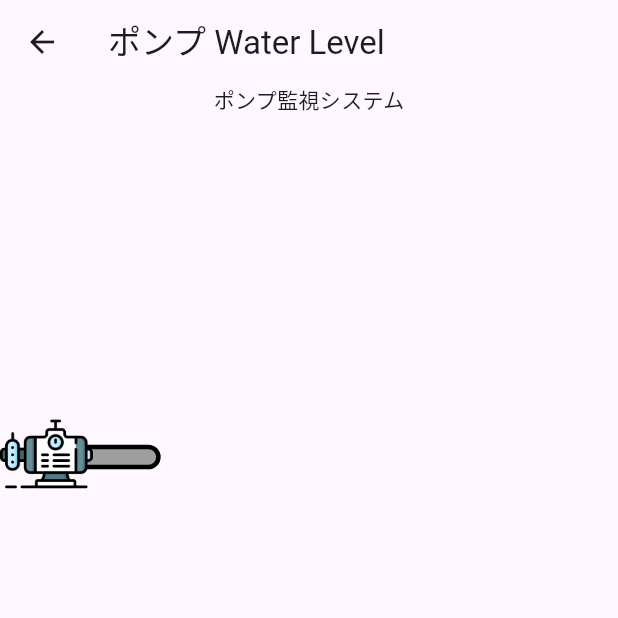
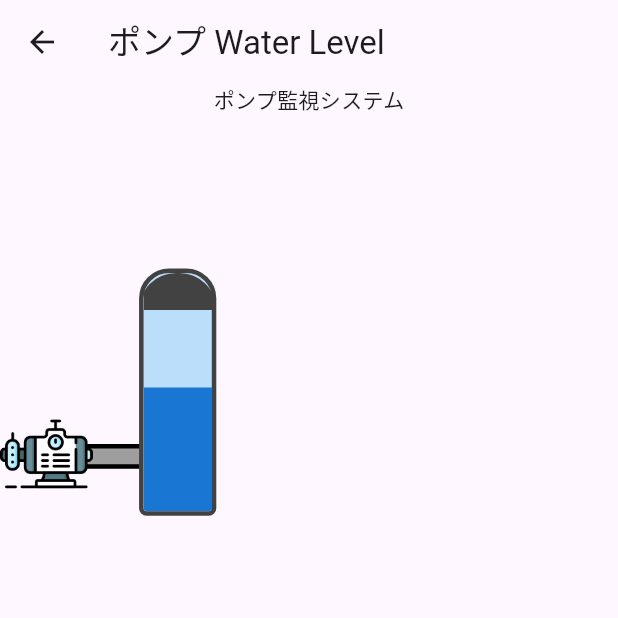
Before and after one commit to Shuusan/kd, a Flutter app: the FactoryAutomationPage screen opened by its route, on a phone screen of 412 x 824 dp, the top half of it. Run offline on Flutter 3.47's test engine with Material 3 defaults, Android fonts, the light colour scheme and no system bars; our stand-ins replace get.

Commit message:
last update

```diff
--- a/lib/pages/factory_automation_page.dart
+++ b/lib/pages/factory_automation_page.dart
@@ -1,9 +1,10 @@
 import 'package:flutter/material.dart';
-import 'package:font_awesome_flutter/font_awesome_flutter.dart';
 import 'package:get/get.dart';
 import 'package:kd/pages_components/factory_automation_page/water_pipe_horizontal.dart';
 import 'package:kd/pages_controllers/factory_automation_page_controller.dart';
 import 'package:kd/settings/assets_file.dart';
+
+import '../pages_components/factory_automation_page/pomp.dart';
 
 class FactoryAutomationPage extends StatelessWidget {
   const FactoryAutomationPage({super.key});
@@ -23,55 +24,85 @@ class FactoryAutomationPage extends StatelessWidget {
           const Center(
             child: Text("ポンプ監視システム"),
           ),
-          SizedBox(
+          LayoutBuilder(
+            builder: (context, constraints) => SizedBox(
               width: Get.width,
               height: Get.height * 0.35,
-            child: Stack(
+              child: Obx(
+                () => Stack(
                   children: [
                     // Pipe 1
                     Positioned(
-                    bottom: Get.height * .0625,
-                    left: Get.width * .11,
-                    child: const WaterPipeHorizontal()),
+                        bottom: Get.height * .063,
+                        left: Get.width * .095,
+                        child: WaterPipeHorizontal(
+                            height: Get.height, width: Get.width)),
 
                     // Pomp
                     Positioned(
                       bottom: 0,
                       left: 0,
-                  child: Obx(
-                    () => MouseRegion(
-                      onEnter: (event) => controller.isHovered = true,
-                      onExit: (event) => controller.isHovered = false,
-                      child: GestureDetector(
-                        onTap: () {
-                          // Change pump condition
-                          controller.togglePump();
-                        },
-                        child: AnimatedScale(
-                          scale: controller.isHovered
-                              ? 1.3
-                              : 1.0, // Scale animation on hover
-                          duration: const Duration(milliseconds: 200),
-                          child: Tooltip(
-                            message: controller.isPumpOn
-                                ? "ポンプ状態: ON\n(クリックしてOFFにする)"
-                                : "ポンプ状態: OFF\n(クリックしてONにする)",
-                            preferBelow: true,
-                            verticalOffset: Get.height * .075,
-                            child: Image.asset(
-                              controller.isPumpOn
-                                  ? pngPompActive
-                                  : pngPompNotActive,
-                              height: Get.height * .15,
-                              width: Get.width * .15,
+                      child: Pomp(controller: controller),
+                    ),
+
+                    // Tank
+                    Positioned(
+                      top: Get.height * 0.125,
+                      left: Get.width * 0.225,
+                      child: Container(
+                        width: Get.width * 0.125, // Tank width
+                        height: Get.height * 0.2, // Tank height
+                        decoration: BoxDecoration(
+                          color: Colors.blue.shade100, // Water color
+                          borderRadius: const BorderRadius.vertical(
+                            top: Radius.circular(20),
+                            bottom: Radius.circular(5),
+                          ),
+                          border: Border.all(
+                            color: Colors.grey.shade800,
+                            width: 3,
+                          ),
+                        ),
+                        child: Stack(
+                          alignment: Alignment.bottomCenter,
+                          children: [
+                            // Water level
+                            Positioned(
+                              bottom: 0,
+                              child: Container(
+                                width: Get.width *
+                                    0.12, // Slightly smaller to fit inside the border
+                                height: Get.height *
+                                    0.1, // Adjust to show current water level
+                                decoration: BoxDecoration(
+                                  color: Colors.blue.shade700,
+                                  borderRadius: const BorderRadius.vertical(
+                                    bottom: Radius.circular(5),
                                   ),
                                 ),
                               ),
                             ),
+                            // Top of the tank
+                            Positioned(
+                              top: 0,
+                              child: Container(
+                                width: Get.width * 0.125,
+                                height: Get.height * 0.03,
+                                decoration: BoxDecoration(
+                                  color: Colors.grey.shade800,
+                                  borderRadius: const BorderRadius.vertical(
+                                    top: Radius.circular(30),
+                                  ),
+                                ),
+                              ),
+                            )
+                          ],
                         ),
                       ),
                     ),
                   ],
+                ),
+              ),
             ),
           ),
           const Expanded(
--- /dev/null
+++ b/lib/pages_components/factory_automation_page/pomp.dart
@@ -0,0 +1,44 @@
+import 'package:flutter/material.dart';
+import 'package:get/get.dart';
+
+import '../../pages_controllers/factory_automation_page_controller.dart';
+import '../../settings/assets_file.dart';
+
+class Pomp extends StatelessWidget {
+  const Pomp({
+    super.key,
+    required this.controller,
+  });
+
+  final FactoryAutomationPageController controller;
+
+  @override
+  Widget build(BuildContext context) {
+    return MouseRegion(
+      onEnter: (event) => controller.isHovered = true,
+      onExit: (event) => controller.isHovered = false,
+      child: GestureDetector(
+        onTap: () {
+          // Change pump condition
+          controller.togglePump();
+        },
+        child: AnimatedScale(
+          scale: controller.isHovered ? 1.1 : 1.0, // Scale animation on hover
+          duration: const Duration(milliseconds: 200),
+          child: Tooltip(
+            message: controller.isPumpOn
+                ? "ポンプ状態: ON\n(クリックしてOFFにする)"
+                : "ポンプ状態: OFF\n(クリックしてONにする)",
+            preferBelow: true,
+            verticalOffset: Get.height * .075,
+            child: Image.asset(
+              controller.isPumpOn ? pngPompActive : pngPompNotActive,
+              height: Get.height * .15,
+              width: Get.width * .15,
+            ),
+          ),
+        ),
+      ),
+    );
+  }
+}
--- a/lib/pages_components/factory_automation_page/water_pipe_horizontal.dart
+++ b/lib/pages_components/factory_automation_page/water_pipe_horizontal.dart
@@ -3,7 +3,14 @@ import 'package:get/get.dart';
 import '../../pages_controllers/factory_automation_page_controller.dart';
 
 class WaterPipeHorizontal extends StatefulWidget {
-  const WaterPipeHorizontal({super.key});
+  const WaterPipeHorizontal({
+    super.key,
+    required this.height,
+    required this.width,
+  });
+
+  final double height;
+  final double width;
 
   @override
   State<WaterPipeHorizontal> createState() => _WaterPipeHorizontalState();
@@ -35,11 +42,13 @@ class _WaterPipeHorizontalState extends State<WaterPipeHorizontal>
   Widget build(BuildContext context) {
     final controller = Get.find<FactoryAutomationPageController>();
 
-    return Container(
-      width: Get.width * .15, // Length of the pipe
-      height: Get.height * .020, // Thickness of the pipe
+    return Obx(
+      () => AnimatedContainer(
+        duration: Durations.short4,
+        width: widget.width * .15, // Length of the pipe
+        height: widget.height * .02, // Thickness of the pipe
         decoration: BoxDecoration(
-        color: Colors.grey, // Pipe color
+          color: controller.isPumpOn ? Colors.white : Colors.grey, // Pipe color
           borderRadius: BorderRadius.circular(20), // Rounded edges
           border: Border.all(
             color: Colors.black, // Pipe border color
@@ -50,8 +59,7 @@ class _WaterPipeHorizontalState extends State<WaterPipeHorizontal>
         // Water flow
         child: ClipRRect(
           borderRadius: BorderRadius.circular(20),
-        child: Obx(
-          () => Visibility(
+          child: Visibility(
             visible: controller
                 .isPumpOn, // Show water only if animating (pump is on)
             child: Row(
@@ -64,37 +72,13 @@ class _WaterPipeHorizontalState extends State<WaterPipeHorizontal>
                         animation: _animation,
                         builder: (context, child) {
                           return Positioned(
-                            left: -Get.width * .15 +
-                                (_animation.value * Get.width * .3),
+                            left: -widget.width * .05 +
+                                (_animation.value * widget.width * .2),
                             child: child!,
                           );
                         },
                         child: _buildWaterContainer(),
                       ),
-                      // Second water container
-                      AnimatedBuilder(
-                        animation: _animation,
-                        builder: (context, child) {
-                          return Positioned(
-                            left: -Get.width * .3 +
-                                (_animation.value * Get.width * .3),
-                            child: child!,
-                          );
-                        },
-                        child: _buildWaterContainer(),
-                      ),
-                      // // Third water container
-                      // AnimatedBuilder(
-                      //   animation: _animation,
-                      //   builder: (context, child) {
-                      //     return Positioned(
-                      //       left: -Get.width * .45 +
-                      //           (_animation.value * Get.width * .3),
-                      //       child: child!,
-                      //     );
-                      //   },
-                      //   child: _buildWaterContainer(),
-                      // ),
                     ],
                   ),
                 ),
@@ -109,8 +93,8 @@ class _WaterPipeHorizontalState extends State<WaterPipeHorizontal>
   // Build individual water container
   Widget _buildWaterContainer() {
     return Container(
-      width: Get.width * .05, // Water bubble width
-      height: Get.height * .020, // Thickness of water same as pipe
+      width: widget.width * .05, // Water bubble width
+      height: widget.height * .020, // Thickness of water same as pipe
       color: Colors.blue, // Water color
     );
   }
--- a/lib/pages_controllers/factory_automation_page_controller.dart
+++ b/lib/pages_controllers/factory_automation_page_controller.dart
@@ -1,6 +1,4 @@
-import 'dart:convert';
 import 'package:get/get.dart';
-import 'package:http/http.dart' as http;
 
 class FactoryAutomationPageController extends GetxController {
   // Observable list to hold the data fetched from the API
```
Also changed, not shown: lib/pages_components/factory_automation_page/water_tank.dart (added). Lines whose indentation alone changed are shown as unchanged.
